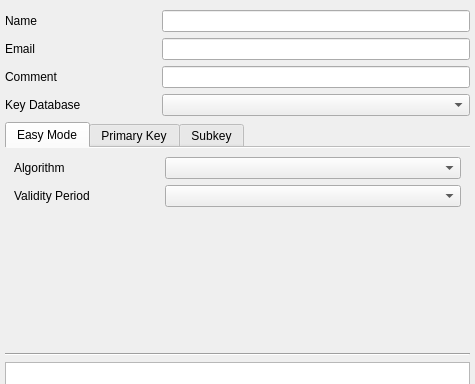
Before: the Qt Designer form ui/KeyGenDialog.ui in saturneric/GpgFrontend, drawn with Qt 5; both pictures show x 0 to 475 and y 0 to 384 of the 475 by 568 pixel window.
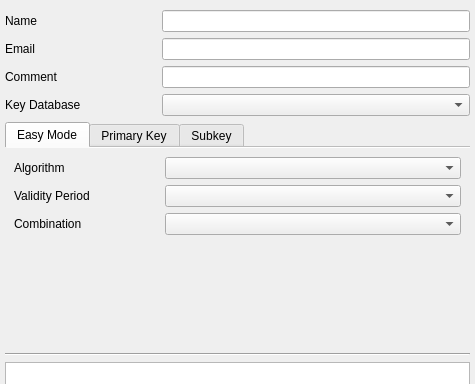
After: the same form once the commit is applied.

```diff
--- a/ui/KeyGenDialog.ui
+++ b/ui/KeyGenDialog.ui
@@ -113,6 +113,16 @@
              </property>
             </widget>
            </item>
+           <item row="5" column="0">
+            <widget class="QLabel" name="combinationLabel">
+             <property name="text">
+              <string>Combination</string>
+             </property>
+            </widget>
+           </item>
+           <item row="5" column="1" colspan="2">
+            <widget class="QComboBox" name="easyCombinationComboBox"/>
+           </item>
           </layout>
          </item>
          <item>
```
Left out of the diff: 34 changed lines with no effect on the pictures.
